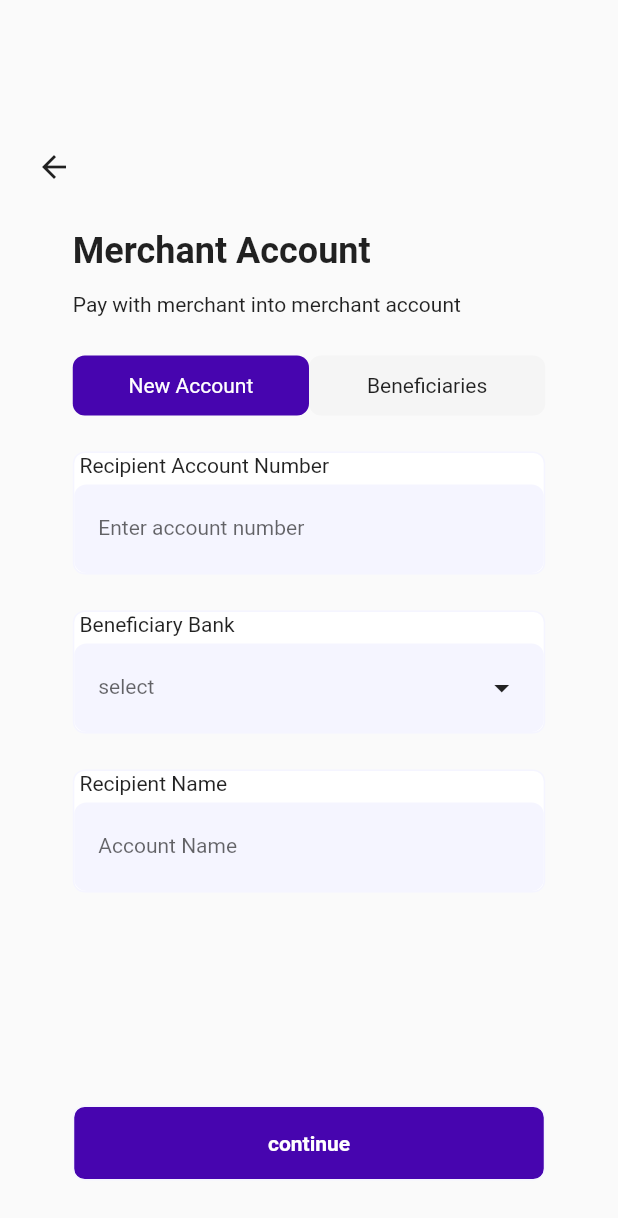
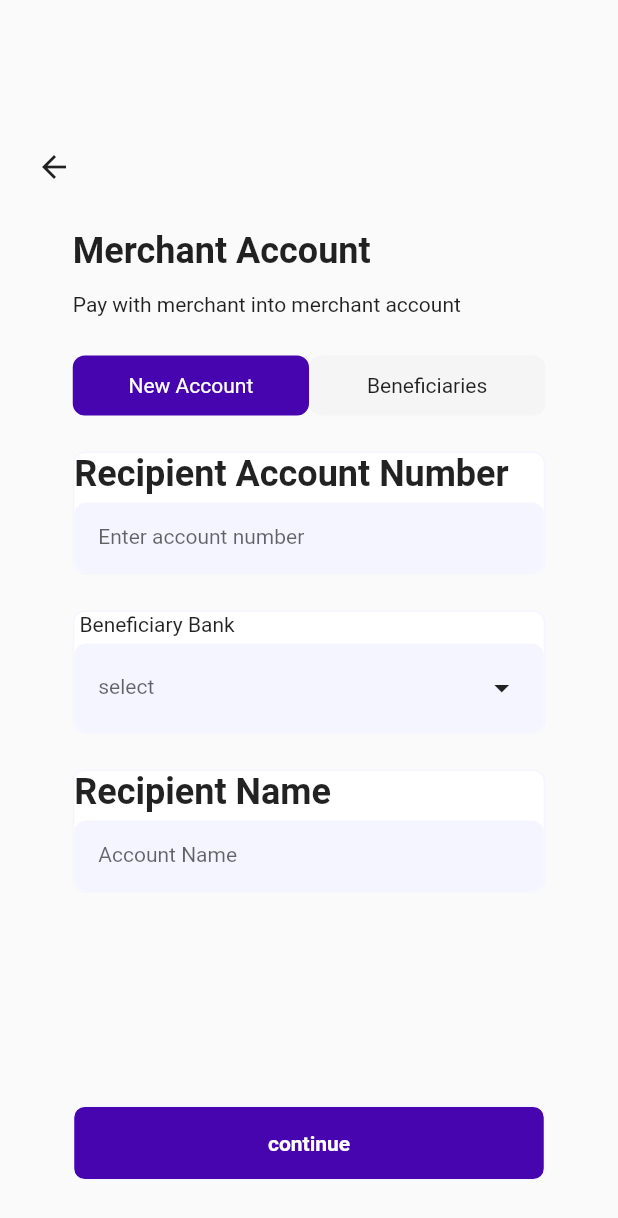
Before and after one commit to Adesh368/cardri_app, a Flutter app: the FifthMainScreen screen opened by its route, on a phone screen of 412 x 824 dp. Shown: the top 1218 px of the screen. Run offline on Flutter 3.47's test engine with Material 2 defaults, Android fonts, the phone set to English and light mode, and no system bars.

Commit message:
cardri_app

```diff
--- a/lib/fifthinterface/body.dart
+++ b/lib/fifthinterface/body.dart
@@ -1,11 +1,9 @@
 import 'package:cardri_app/fifthinterface/fifth_appbar.dart';
 import 'package:cardri_app/fifthinterface/fifth_container1.dart';
 import 'package:cardri_app/fifthinterface/fifth_container2.dart';
-import 'package:cardri_app/fifthinterface/fifth_container3.dart';
 import 'package:cardri_app/fifthinterface/fifth_container4.dart';
-import 'package:cardri_app/fifthinterface/fifth_container5.dart';
 import 'package:cardri_app/fifthinterface/fifth_container6.dart';
-
+import 'package:cardri_app/secondinterface/second_container2.dart';
 import 'package:flutter/material.dart';
 
 class FifthMainScreen extends StatelessWidget {
@@ -15,30 +13,48 @@ class FifthMainScreen extends StatelessWidget {
   @override
   Widget build(BuildContext context) {
     final screenwidth = MediaQuery.of(context).size.width;
-    //final screenheight = MediaQuery.of(context).size.height;
-    return  SafeArea(
+
+    return SafeArea(
       child: Scaffold(
         body: Center(
           child: SingleChildScrollView(
             child: Container(
-              padding: const EdgeInsets.fromLTRB(0, 62, 0, 0),
+              padding: const EdgeInsets.only(top: 62),
               width: screenwidth - 48,
               //height: screenheight - 62,
               child: const Column(
                 children: [
                   FifthScreenAppBar(),
-                  SizedBox(height: 30,),
-                  FifthContainer1(),
-                   SizedBox(height: 26,),
-                   FifthContainer2(),
-                   SizedBox(height: 24,),
-                   FifthContainer3(),
-                   SizedBox(height: 24,),
-                   FifthContainer4(),
-                   SizedBox(height: 24,),
-                   FifthContainer5(),
-                   SizedBox(height: 142,),
-                   FifthContainer6(),
+                  SizedBox(
+                    height: 30,
+                  ),
+                  FifthContainer1(
+                    payment1: 'Merchant Account',
+                    payment2: 'Pay with merchant into merchant account',
+                  ),
+                  SizedBox(
+                    height: 26,
+                  ),
+                  FifthContainer2(),
+                  SizedBox(
+                    height: 24,
+                  ),
+                  SecondContainer2(
+                      text: 'Recipient Account Number',
+                      text2: 'Enter account number'),
+                  SizedBox(
+                    height: 24,
+                  ),
+                  FifthContainer4(),
+                  SizedBox(
+                    height: 24,
+                  ),
+                  SecondContainer2(
+                      text: 'Recipient Name', text2: 'Account Name'),
+                  SizedBox(
+                    height: 142,
+                  ),
+                  FifthContainer6(),
                 ],
               ),
             ),
--- a/lib/fifthinterface/fifth_appbar.dart
+++ b/lib/fifthinterface/fifth_appbar.dart
@@ -5,11 +5,15 @@ class FifthScreenAppBar extends StatelessWidget {
 
   @override
   Widget build(BuildContext context) {
-    return const Row(
+    return  Row(
       //mainAxisAlignment: MainAxisAlignment.spaceEvenly,
       children: [
-        Icon(Icons.arrow_back_sharp),
-        SizedBox(
+        InkWell(
+          onTap: (){
+            Navigator.pop(context);
+          },
+          child: const Icon(Icons.arrow_back_sharp)),
+        const SizedBox(
           width: 103,
         ),
 
--- a/lib/fifthinterface/fifth_container1.dart
+++ b/lib/fifthinterface/fifth_container1.dart
@@ -1,23 +1,26 @@
 import 'package:flutter/material.dart';
 
 class FifthContainer1 extends StatelessWidget {
-  const FifthContainer1({super.key});
+  const FifthContainer1({super.key, required this.payment1, required this.payment2,});
+
+  final String payment1;
+  final String payment2;
 
   @override
   Widget build(BuildContext context) {
     return Container(
       height: 58,
       width: 315,
-      child: const Column(
+      child:  Column(
         mainAxisAlignment: MainAxisAlignment.spaceBetween,
         crossAxisAlignment: CrossAxisAlignment.start,
         children: [
           Text(
-            'Merchant Account',
+            payment1,
             style: TextStyle(fontSize: 24, fontWeight: FontWeight.w700),
           ),
           Text(
-            'Pay with merchant into merchant account',
+            payment2,
             style: TextStyle(fontSize: 14, fontWeight: FontWeight.w400),
           ),
         ],
--- a/lib/fifthinterface/fifth_container3.dart
+++ /dev/null
@@ -1,49 +0,0 @@
-import 'package:flutter/material.dart';
-
-class FifthContainer3 extends StatelessWidget {
-  const FifthContainer3 ({super.key});
-
-  @override
-  Widget build(BuildContext context) {
-    return Container(
-        height: 82,
-        width: 315,
-        decoration: BoxDecoration(
-          borderRadius: BorderRadius.circular(8),
-          color: const Color(0xffffffff),
-          border: Border.all(
-            width: 1,
-            color: const Color(0xffF5F5FF),
-          ),
-        ),
-        child:  Column(
-             // mainAxisAlignment: MainAxisAlignment.center,
-              crossAxisAlignment: CrossAxisAlignment.start,
-              children: [
-                const Text(
-                  ' Recipient Account Number',
-                  style: TextStyle(fontSize: 14, fontWeight: FontWeight.w400),
-                ),
-                const SizedBox(
-                  height: 5,
-                ),
-                Expanded(
-                  child: Container(
-                    padding: const EdgeInsets.fromLTRB(16, 10, 16, 10),
-                    height: 50.31,
-                    decoration:  BoxDecoration(
-                      borderRadius: BorderRadius.circular(8),
-                      color: const Color(0xfff5f5ff),
-                    ),
-                    child: TextFormField(
-                    decoration: const InputDecoration(
-                      border: InputBorder.none,
-                      label: Text('Enter account number', style: TextStyle(fontSize: 14, fontWeight: FontWeight.w400),),
-                    ),
-                  ),),
-                ),
-              ],
-            ),
-      );
-  }
-}
--- a/lib/fifthinterface/fifth_container5.dart
+++ /dev/null
@@ -1,49 +0,0 @@
-import 'package:flutter/material.dart';
-
-class FifthContainer5 extends StatelessWidget {
-  const FifthContainer5 ({super.key});
-
-  @override
-  Widget build(BuildContext context) {
-    return Container(
-        height: 82,
-        width: 315,
-        decoration: BoxDecoration(
-          borderRadius: BorderRadius.circular(8),
-          color: const Color(0xffffffff),
-          border: Border.all(
-            width: 1,
-            color: const Color(0xffF5F5FF),
-          ),
-        ),
-        child:  Column(
-             // mainAxisAlignment: MainAxisAlignment.center,
-              crossAxisAlignment: CrossAxisAlignment.start,
-              children: [
-                const Text(
-                  ' Recipient Name',
-                  style: TextStyle(fontSize: 14, fontWeight: FontWeight.w400),
-                ),
-                const SizedBox(
-                  height: 5,
-                ),
-                Expanded(
-                  child: Container(
-                    padding: const EdgeInsets.fromLTRB(16, 10, 16, 10),
-                    height: 50.31,
-                    decoration:  BoxDecoration(
-                      borderRadius: BorderRadius.circular(8),
-                      color: const Color(0xfff5f5ff),
-                    ),
-                    child: TextFormField(
-                    decoration: const InputDecoration(
-                      border: InputBorder.none,
-                      label: Text('Account Name', style: TextStyle(fontSize: 14, fontWeight: FontWeight.w400),),
-                    ),
-                  ),),
-                ),
-              ],
-            ),
-      );
-  }
-}
--- a/lib/firstinterface/body.dart
+++ b/lib/firstinterface/body.dart
@@ -15,7 +15,7 @@ class MainScreen extends StatelessWidget {
       child: Scaffold(
         body: Center(
           child: Container(
-            padding: const EdgeInsets.fromLTRB(0, 62, 0, 0),
+            padding: const EdgeInsets.only(top: 62),
             width: screenwidth - 48,
             child: const Column(
               children: [
--- a/lib/fourthinterface/body.dart
+++ b/lib/fourthinterface/body.dart
@@ -16,7 +16,7 @@ class FourthMainScreen extends StatelessWidget {
       child: Scaffold(
         body: Center(
           child: Container(
-            padding: const EdgeInsets.fromLTRB(0, 62, 0, 0),
+            padding: const EdgeInsets.only(top: 62),
             width: screenwidth - 48,
             child: const Column(
               children: [
--- a/lib/secondinterface/second_container2.dart
+++ b/lib/secondinterface/second_container2.dart
@@ -1,7 +1,10 @@
 import 'package:flutter/material.dart';
 
 class SecondContainer2 extends StatelessWidget {
-  const SecondContainer2 ({super.key});
+  const SecondContainer2 ({super.key, required this.text, required this.text2});
+
+  final String text;
+  final String text2;
 
   @override
   Widget build(BuildContext context) {
@@ -20,8 +23,8 @@ class SecondContainer2 extends StatelessWidget {
              // mainAxisAlignment: MainAxisAlignment.center,
               crossAxisAlignment: CrossAxisAlignment.start,
               children: [
-                const Text(
-                  'User ID',
+                 Text(
+                  text,
                   style: TextStyle(fontSize: 24, fontWeight: FontWeight.w700),
                 ),
                 const SizedBox(
@@ -36,9 +39,9 @@ class SecondContainer2 extends StatelessWidget {
                       color: const Color(0xfff5f5ff),
                     ),
                     child: TextFormField(
-                    decoration: const InputDecoration(
+                    decoration:  InputDecoration(
                       border: InputBorder.none,
-                      label: Text('Enter user id', style: TextStyle(fontSize: 14, fontWeight: FontWeight.w400),),
+                      label: Text(text2 , style: TextStyle(fontSize: 14, fontWeight: FontWeight.w400),),
                     ),
                   ),),
                 ),
--- a/lib/thirdinterface/body.dart
+++ b/lib/thirdinterface/body.dart
@@ -17,7 +17,7 @@ class ThirdMainScreen extends StatelessWidget {
         body: Center(
           child: SingleChildScrollView(
             child: Container(
-              padding: const EdgeInsets.fromLTRB(0, 62, 0, 0),
+              padding: const EdgeInsets.only(top: 62),
               width: screenwidth - 48,
               height: screenheight -78,
               child: const Column(
--- a/lib/thirdinterface/third_appbar.dart
+++ b/lib/thirdinterface/third_appbar.dart
@@ -11,7 +11,8 @@ class ThirdAppBar extends StatelessWidget {
       children: [
        InkWell(
         onTap: (){
-          Navigator.of(context).pushNamed(FourthMainScreen.routname);
+          //Navigator.of(context).pushNamed(FourthMainScreen.routname);
+          Navigator.pop(context);
         },
          child: const Icon(Icons.arrow_back_sharp),
        ),
```
Also changed, not shown: lib/secondinterface/body.dart (+27 -10 lines), lib/secondinterface/second_appbar.dart (+7 -3 lines), lib/secondinterface/second_container1.dart (deleted, +0 -38 lines).
